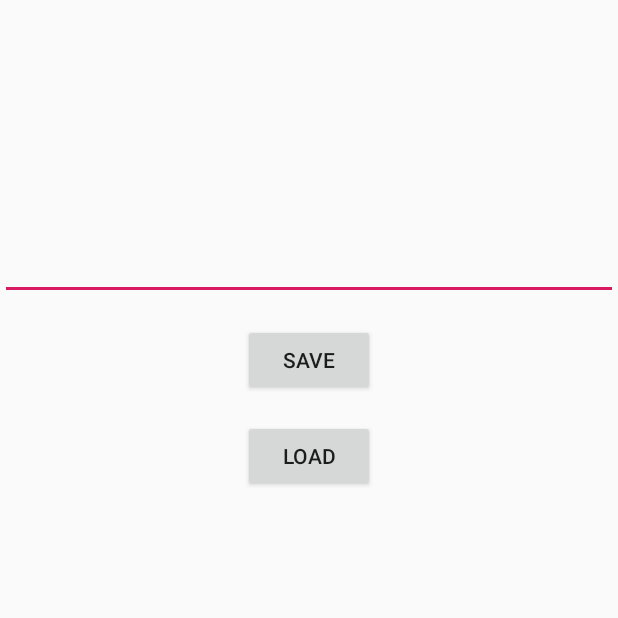
After one commit to MTNANCE/ToolSquirrel, an Android app: the fragment cache_test shown on its own in the app's theme, on a phone screen of 412 x 824 dp, the top half of it. The commit adds this screen. Run offline under Robolectric (Android 15) with nearby library versions, the phone set to English and light mode, and no system bars; network calls fail.

Commit message:
Add simple text cache functionality

```diff
--- a/app/src/main/java/no/purplecloud/toolsquirrel/MainActivity.java
+++ b/app/src/main/java/no/purplecloud/toolsquirrel/MainActivity.java
@@ -49,7 +49,7 @@ public class MainActivity extends AppCompatActivity {
         // Passing each menu ID as a set of Ids because each
         // menu should be considered as top level destinations.
         mAppBarConfiguration = new AppBarConfiguration.Builder(
-                R.id.nav_home, R.id.nav_rent, R.id.nav_loans, R.id.nav_profile)
+                R.id.nav_home, R.id.nav_rent, R.id.nav_loans, R.id.nav_profile, R.id.nav_cache)
                 .setDrawerLayout(drawer)
                 .build();
         NavController navController = Navigation.findNavController(this, R.id.nav_host_fragment);
--- /dev/null
+++ b/app/src/main/res/layout/fragment_cache_test.xml
@@ -0,0 +1,31 @@
+<?xml version="1.0" encoding="utf-8"?>
+<RelativeLayout xmlns:android="http://schemas.android.com/apk/res/android"
+    xmlns:tools="http://schemas.android.com/tools"
+    android:layout_width="match_parent"
+    android:layout_height="match_parent"
+    tools:context=".cache_test">
+
+    <EditText
+        android:layout_width="match_parent"
+        android:layout_height="200dp"
+        android:id="@+id/cache_test_text"/>
+
+    <Button
+        android:layout_width="wrap_content"
+        android:layout_height="wrap_content"
+        android:id="@+id/cache_test_save"
+        android:layout_below="@id/cache_test_text"
+        android:layout_centerHorizontal="true"
+        android:layout_marginTop="16dp"
+        android:text="Save"/>
+
+    <Button
+        android:layout_width="wrap_content"
+        android:layout_height="wrap_content"
+        android:id="@+id/cache_test_load"
+        android:layout_below="@id/cache_test_save"
+        android:layout_centerHorizontal="true"
+        android:layout_marginTop="16dp"
+        android:text="Load"/>
+
+</RelativeLayout>
--- a/app/src/main/res/menu/activity_main_drawer.xml
+++ b/app/src/main/res/menu/activity_main_drawer.xml
@@ -23,6 +23,11 @@
             android:id="@+id/nav_profile"
             android:icon="@drawable/ic_home_black_24dp"
             android:title="@string/menu_manage_profile" />
+
+        <item
+            android:id="@+id/nav_cache"
+            android:icon="@drawable/ic_home_black_24dp"
+            android:title="Cache Test" />
     </group>
 
     <item android:title="Admin">
--- a/app/src/main/res/navigation/mobile_navigation.xml
+++ b/app/src/main/res/navigation/mobile_navigation.xml
@@ -41,4 +41,10 @@
         android:label="fragment_profile"
         tools:layout="@layout/fragment_profile" />
 
+    <fragment
+        android:id="@+id/nav_cache"
+        android:name="no.purplecloud.toolsquirrel.cache_test"
+        android:label="fragment_cache_test"
+        tools:layout="@layout/fragment_cache_test" />
+
 </navigation>
```
Also changed, not shown: app/src/main/java/no/purplecloud/toolsquirrel/cache_test.java (added, +91 -0 lines), app/build.gradle (line endings or trailing spaces).
